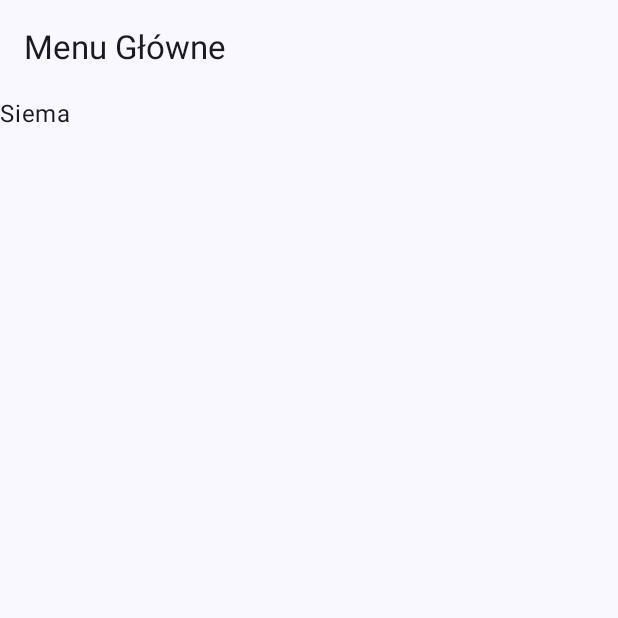
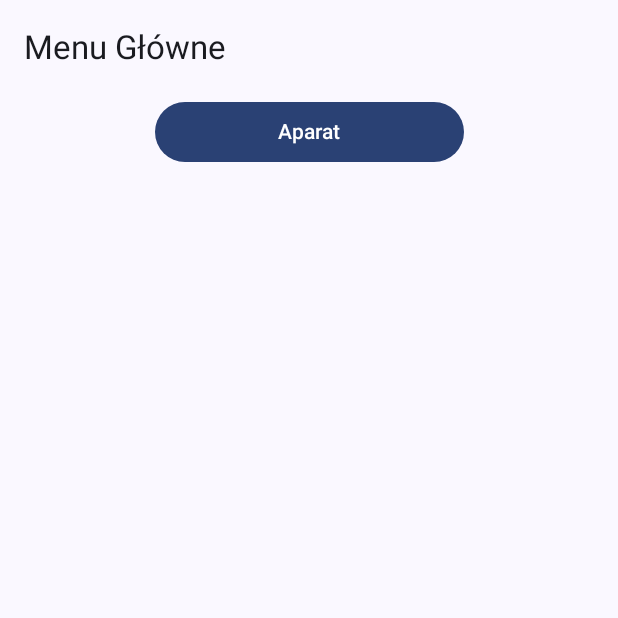
Before and after one commit to Mazako/CigScanner, an Android app built with Jetpack Compose: the screen it shows after launch (MainActivity), on a phone screen of 412 x 824 dp, the top half of it. Run offline under Robolectric (Android 15) with nearby library versions, the phone set to English and light mode, and no system bars; libraries missing offline, so code that uses them is left out: androidx.camera.core, androidx.camera.lifecycle, androidx.camera.view.

Commit message:
base menu

```diff
--- a/app/src/main/java/pl/mazak/cigscanner/ui/CigScannerApp.kt
+++ b/app/src/main/java/pl/mazak/cigscanner/ui/CigScannerApp.kt
@@ -18,6 +18,7 @@ import androidx.compose.material3.ExperimentalMaterial3Api
 import androidx.compose.material3.Text
 import androidx.compose.material3.TopAppBar
 import androidx.compose.runtime.Composable
+import androidx.compose.runtime.DisposableEffect
 import androidx.compose.runtime.remember
 import androidx.compose.ui.Modifier
 import androidx.compose.ui.geometry.Offset
@@ -27,6 +28,8 @@ import androidx.compose.ui.platform.LocalContext
 import androidx.compose.ui.viewinterop.AndroidView
 import androidx.core.app.ActivityCompat
 import androidx.core.content.ContextCompat
+import androidx.lifecycle.Lifecycle
+import androidx.lifecycle.LifecycleEventObserver
 import androidx.lifecycle.LifecycleOwner
 import androidx.lifecycle.compose.LocalLifecycleOwner
 import androidx.navigation.NavHostController
@@ -62,6 +65,14 @@ fun CameraPreview() {
     val context = LocalContext.current
     val lifecycleOwner = LocalLifecycleOwner.current
     val cameraProviderFuture = remember { ProcessCameraProvider.getInstance(context) }
+    DisposableEffect(lifecycleOwner) {
+        val lifecycleObserver = LifecycleEventObserver { _, event ->
+            if (event == Lifecycle.Event.ON_STOP) {
+                // Zatrzymaj analizę obrazu po wyjściu z ekranu
+                Log.i("XD", "XD")
+            }
+        }
+    }
 
     ActivityCompat.requestPermissions(
         context as Activity,
@@ -129,7 +140,7 @@ fun bindPreview(
 @Synchronized
 fun analyzeImage(image: ImageProxy) {
     while (true) {
-        Log.i("XDD", image.imageInfo.toString())
+        Log.i("XDD", "KURA")
         Thread.sleep(1000)
     }
 }
--- a/app/src/main/java/pl/mazak/cigscanner/ui/mainMenu/MainMenu.kt
+++ b/app/src/main/java/pl/mazak/cigscanner/ui/mainMenu/MainMenu.kt
@@ -1,12 +1,19 @@
 package pl.mazak.cigscanner.ui.mainMenu
 
+import android.view.Menu
+import androidx.compose.foundation.layout.Column
 import androidx.compose.foundation.layout.calculateEndPadding
 import androidx.compose.foundation.layout.calculateStartPadding
+import androidx.compose.foundation.layout.fillMaxSize
+import androidx.compose.foundation.layout.fillMaxWidth
 import androidx.compose.foundation.layout.padding
+import androidx.compose.material3.Button
 import androidx.compose.material3.Scaffold
 import androidx.compose.material3.Text
 import androidx.compose.runtime.Composable
+import androidx.compose.ui.Alignment
 import androidx.compose.ui.Modifier
+import androidx.compose.ui.focus.focusModifier
 import androidx.compose.ui.platform.LocalLayoutDirection
 import androidx.compose.ui.res.stringResource
 import pl.mazak.cigscanner.ui.CigScannerTopBar
@@ -14,20 +21,34 @@ import pl.mazak.cigscanner.ui.navigation.Routes
 
 
 @Composable
-fun MainMenu(modifier: Modifier = Modifier) {
+fun MainMenu(onCameraClick: () -> Unit, modifier: Modifier = Modifier) {
 
     Scaffold(
         modifier = modifier,
         topBar = { CigScannerTopBar(stringResource(Routes.MainMenu.title)) }
     ) { innerPadding ->
-        Text(
-            text = "Siema",
-            modifier = Modifier.padding(
-                start = innerPadding.calculateStartPadding(LocalLayoutDirection.current),
-                top = innerPadding.calculateTopPadding(),
-                end = innerPadding.calculateEndPadding(LocalLayoutDirection.current),
-            )
-        )
+        Column(
+            horizontalAlignment = Alignment.CenterHorizontally,
+            modifier = Modifier
+                .padding(
+                    start = innerPadding.calculateStartPadding(LocalLayoutDirection.current),
+                    top = innerPadding.calculateTopPadding(),
+                    end = innerPadding.calculateEndPadding(LocalLayoutDirection.current)
+                )
+                .fillMaxSize()
+        ) {
+            MenuEntry("Aparat", onCameraClick)
+        }
     }
+}
 
+
+@Composable
+fun MenuEntry(title: String, onClick: () -> Unit, modifier: Modifier = Modifier) {
+    Button(
+        onClick = onClick,
+        modifier = Modifier.fillMaxWidth(0.5f)
+    ) {
+        Text(title)
+    }
 }
--- a/app/src/main/java/pl/mazak/cigscanner/ui/navigation/Navigation.kt
+++ b/app/src/main/java/pl/mazak/cigscanner/ui/navigation/Navigation.kt
@@ -7,6 +7,7 @@ import androidx.navigation.NavHostController
 import androidx.navigation.compose.NavHost
 import androidx.navigation.compose.composable
 import pl.mazak.cigscanner.R
+import pl.mazak.cigscanner.ui.CameraPreview
 import pl.mazak.cigscanner.ui.mainMenu.MainMenu
 
 @Composable
@@ -17,11 +18,16 @@ fun CigScannerNavHost(navController: NavHostController, modifier: Modifier = Mod
         modifier = modifier
     ) {
         composable(route = Routes.MainMenu.name) {
-            MainMenu()
+            MainMenu(onCameraClick = { navController.navigate(Routes.Camera.name) })
+        }
+
+        composable(route = Routes.Camera.name) {
+            CameraPreview()
         }
     }
 }
 
 enum class Routes(@StringRes val title: Int) {
-    MainMenu(R.string.main_menu_title)
+    MainMenu(R.string.main_menu_title),
+    Camera(R.string.camera_menu_title)
 }
--- a/app/src/main/res/values/strings.xml
+++ b/app/src/main/res/values/strings.xml
@@ -1,4 +1,6 @@
 <resources>
     <string name="app_name">CigScanner</string>
     <string name="main_menu_title">Menu Główne</string>
+    <string name="camera_menu_entry">Aparat</string>
+    <string name="camera_menu_title">Skaner</string>
 </resources>
```
